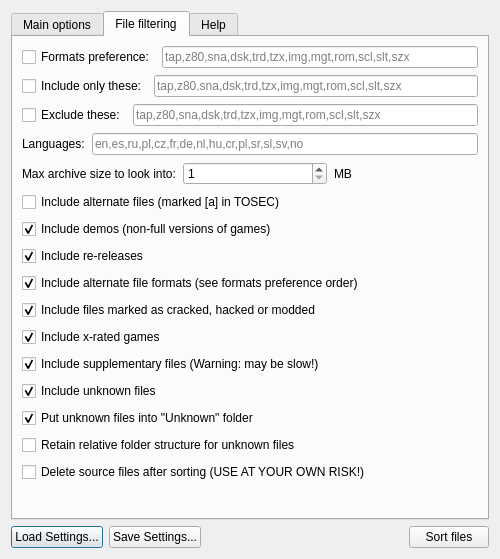
Old version of the form ui/SorterLauncher.ui in the repository ladyeklipse/ZX-Pokemaster.
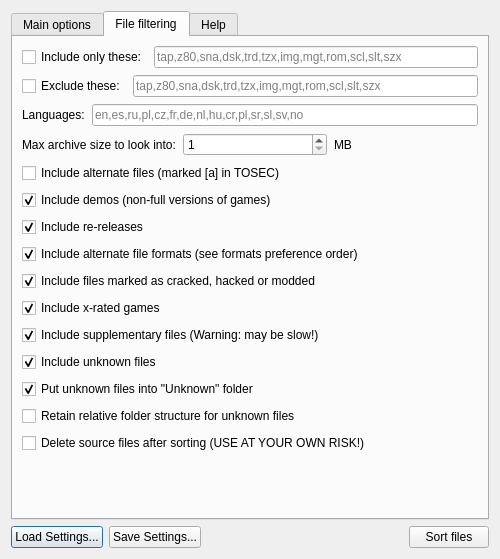
New version of the form. Icons and pictures are not drawn.

Commit message: removed "Format Preference" setting, because it doubles "Include only" setting.

```diff
--- a/ui/SorterLauncher.ui
+++ b/ui/SorterLauncher.ui
@@ -315,37 +315,13 @@
       <attribute name="title">
        <string>File filtering</string>
       </attribute>
-      <layout class="QVBoxLayout" name="verticalLayout" stretch="0,0,0,0,0,1,1,1,1,1,1,0,0,0,0,0,0">
+      <layout class="QVBoxLayout" name="verticalLayout" stretch="0,0,0,0,1,1,1,1,1,1,0,0,0,0,0,0">
        <property name="spacing">
         <number>7</number>
        </property>
        <property name="sizeConstraint">
         <enum>QLayout::SetDefaultConstraint</enum>
        </property>
-       <item>
-        <layout class="QHBoxLayout" name="horizontalLayout_3">
-         <property name="sizeConstraint">
-          <enum>QLayout::SetMinimumSize</enum>
-         </property>
-         <item>
-          <widget class="QCheckBox" name="chkFormatsPreference">
-           <property name="text">
-            <string>Formats preference:</string>
-           </property>
-          </widget>
-         </item>
-         <item>
-          <widget class="QLineEdit" name="txtFormatPreference">
-           <property name="inputMask">
-            <string/>
-           </property>
-           <property name="placeholderText">
-            <string>tap,z80,sna,dsk,trd,tzx,img,mgt,rom,scl,slt,szx</string>
-           </property>
-          </widget>
-         </item>
-        </layout>
-       </item>
        <item>
         <layout class="QHBoxLayout" name="horizontalLayout_9">
          <property name="sizeConstraint">
```
Left out of the diff: 1 changed line with no effect on the pictures. The commit also changes 5 other files.
